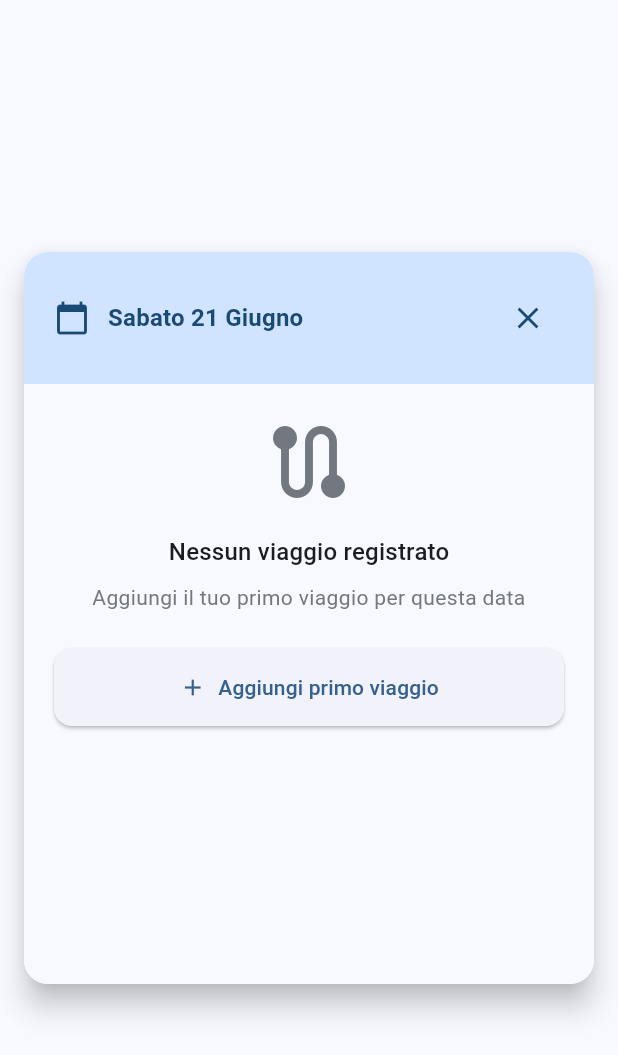
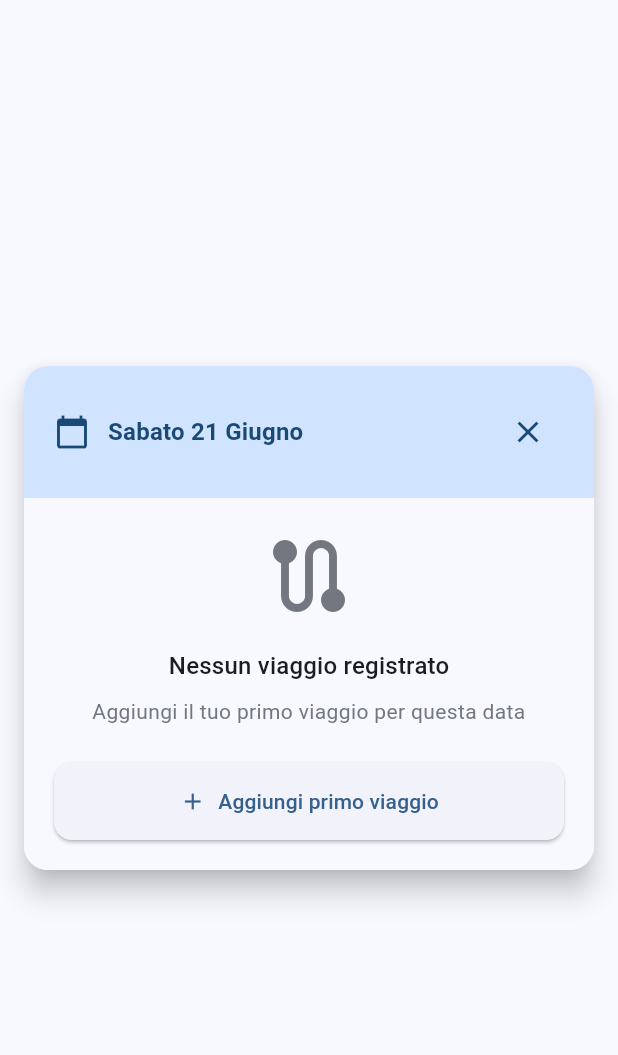
Before and after one commit to PaoloStillittano/KMCounter, a Flutter app: the KmDetailCard widget shown alone on an empty page, opened directly with empty values, on a phone screen of 412 x 824 dp. Shown: the top 1055 px of the screen. Run offline on Flutter 3.47's test engine with Material 3 defaults, Android fonts, the phone set to English and light mode, and no system bars; our stand-ins replace hive, hive_flutter, permission_handler, share_plus; missing offline and left inert: excel; accounts and stored records are empty.

Commit message:
Fix: card and excel sheet

```diff
--- a/lib/services/export_service.dart
+++ b/lib/services/export_service.dart
@@ -22,7 +22,8 @@ class ExportService {
         context: context,
         barrierDismissible: false,
         builder: (context) => AlertDialog(
-          shape: RoundedRectangleBorder(borderRadius: BorderRadius.circular(16)),
+          shape:
+              RoundedRectangleBorder(borderRadius: BorderRadius.circular(16)),
           content: const Column(
             mainAxisSize: MainAxisSize.min,
             children: [
@@ -34,13 +35,15 @@ class ExportService {
         ),
       );
 
-      final monthlyEntries = entries.where((entry) =>
-        entry.date.year == year && entry.date.month == month
-      ).toList();
+      final monthlyEntries = entries
+          .where(
+              (entry) => entry.date.year == year && entry.date.month == month)
+          .toList();
 
       if (monthlyEntries.isEmpty) {
         Navigator.pop(context);
-        _showMessage(context, 'Nessun dato trovato per questo mese', isError: true);
+        _showMessage(context, 'Nessun dato trovato per questo mese',
+            isError: true);
         return;
       }
 
@@ -54,21 +57,22 @@ class ExportService {
       Navigator.pop(context);
 
       await _showExportSuccessDialog(context, file, monthlyEntries.length);
-
     } catch (e) {
       Navigator.pop(context);
-      _showMessage(context, 'Errore durante l\'esportazione: $e', isError: true);
+      _showMessage(context, 'Errore durante l\'esportazione: $e',
+          isError: true);
     }
   }
 
-  static Future<Excel> _generateExcelFile(List<KmEntry> entries, int year, int month) async {
+  static Future<Excel> _generateExcelFile(
+      List<KmEntry> entries, int year, int month) async {
     final excel = Excel.createExcel();
-
-    excel.delete('Sheet1');
 
     final dashboardSheet = excel['Dashboard'];
     final dataSheet = excel['Dati Viaggi'];
     final statsSheet = excel['Statistiche'];
+
+    excel.delete('Sheet1');
 
     await createDashboardSheet(dashboardSheet, entries, year, month);
     await createDataSheet(dataSheet, entries, year, month);
@@ -157,7 +161,8 @@ class ExportService {
                   children: [
                     Row(
                       children: [
-                        const Icon(Icons.description, color: Colors.green, size: 20),
+                        const Icon(Icons.description,
+                            color: Colors.green, size: 20),
                         const SizedBox(width: 8),
                         Expanded(
                           child: Text(
@@ -173,7 +178,8 @@ class ExportService {
                     const SizedBox(height: 12),
                     Row(
                       children: [
-                        const Icon(Icons.analytics, color: Colors.orange, size: 18),
+                        const Icon(Icons.analytics,
+                            color: Colors.orange, size: 18),
                         const SizedBox(width: 8),
                         Text('$entriesCount viaggi esportati'),
                       ],
@@ -182,10 +188,12 @@ class ExportService {
                     FutureBuilder<int>(
                       future: file.length(),
                       builder: (context, snapshot) {
-                        if (snapshot.connectionState == ConnectionState.waiting) {
+                        if (snapshot.connectionState ==
+                            ConnectionState.waiting) {
                           return const Row(
                             children: [
-                              Icon(Icons.hourglass_empty, color: Colors.grey, size: 18),
+                              Icon(Icons.hourglass_empty,
+                                  color: Colors.grey, size: 18),
                               SizedBox(width: 8),
                               Text('Calcolando dimensioni...'),
                             ],
@@ -193,16 +201,19 @@ class ExportService {
                         } else if (snapshot.hasError) {
                           return const Row(
                             children: [
-                              Icon(Icons.error_outline, color: Colors.red, size: 18),
+                              Icon(Icons.error_outline,
+                                  color: Colors.red, size: 18),
                               SizedBox(width: 8),
                               Text('Errore nel calcolo dimensione'),
                             ],
                           );
                         } else {
-                          final sizeKB = (snapshot.data! / 1024).toStringAsFixed(1);
+                          final sizeKB =
+                              (snapshot.data! / 1024).toStringAsFixed(1);
                           return Row(
                             children: [
-                              const Icon(Icons.storage, color: Colors.green, size: 18),
+                              const Icon(Icons.storage,
+                                  color: Colors.green, size: 18),
                               const SizedBox(width: 8),
                               Text('$sizeKB KB'),
                             ],
@@ -282,7 +293,8 @@ class ExportService {
 
       final result = await Share.shareXFiles(
         [XFile(file.path)],
-        text: 'Dati chilometrici esportati da Daily Counter\n\n📊 File Excel con 3 fogli di lavoro\n📅 ${DateUtils.getMonthName(DateTime.now().month)} ${DateTime.now().year}',
+        text:
+            'Dati chilometrici esportati da Daily Counter\n\n📊 File Excel con 3 fogli di lavoro\n📅 ${DateUtils.getMonthName(DateTime.now().month)} ${DateTime.now().year}',
         subject: 'Export Chilometri - ${file.path.split('/').last}',
         sharePositionOrigin: const Rect.fromLTWH(0, 0, 100, 100),
       );
@@ -294,7 +306,9 @@ class ExportService {
       }
     } catch (e) {
       debugPrint('Errore nella condivisione: $e');
-      _showMessage(context, 'Errore nella condivisione. Percorso copiato negli appunti.', isError: true);
+      _showMessage(
+          context, 'Errore nella condivisione. Percorso copiato negli appunti.',
+          isError: true);
       await _copyPathToClipboard(file);
     }
   }
@@ -308,7 +322,8 @@ class ExportService {
     }
   }
 
-  static void _showMessage(BuildContext context, String message, {bool isError = false}) {
+  static void _showMessage(BuildContext context, String message,
+      {bool isError = false}) {
     ScaffoldMessenger.of(context).showSnackBar(
       SnackBar(
         content: Row(
@@ -327,9 +342,7 @@ class ExportService {
             ),
           ],
         ),
-        backgroundColor: isError
-            ? Colors.red[600]
-            : Colors.green[600],
+        backgroundColor: isError ? Colors.red[600] : Colors.green[600],
         behavior: SnackBarBehavior.floating,
         shape: RoundedRectangleBorder(
           borderRadius: BorderRadius.circular(12),
--- a/lib/widgets/km_detail_card.dart
+++ b/lib/widgets/km_detail_card.dart
@@ -75,6 +75,15 @@ class _KmDetailCardState extends State<KmDetailCard>
   @override
   Widget build(BuildContext context) {
     final theme = Theme.of(context);
+    final mediaQuery = MediaQuery.of(context);
+    final keyboardHeight = mediaQuery.viewInsets.bottom;
+
+    // Calcola l'altezza disponibile considerando la tastiera
+    final availableHeight = mediaQuery.size.height -
+        mediaQuery.padding.top -
+        mediaQuery.padding.bottom -
+        keyboardHeight -
+        32; // margin totale (16 * 2)
 
     return AnimatedBuilder(
       animation: _slideAnimation,
@@ -86,7 +95,10 @@ class _KmDetailCardState extends State<KmDetailCard>
             child: Center(
               child: Container(
                 margin: const EdgeInsets.all(16),
-                constraints: const BoxConstraints(maxWidth: 400),
+                constraints: BoxConstraints(
+                  maxWidth: 400,
+                  maxHeight: availableHeight,
+                ),
                 child: Material(
                   elevation: 8,
                   borderRadius: BorderRadius.circular(16),
@@ -106,9 +118,13 @@ class _KmDetailCardState extends State<KmDetailCard>
                       mainAxisSize: MainAxisSize.min,
                       children: [
                         _HeaderSection(logic: _logic, entries: _entries),
-                        _ContentSection(
+                        // Usa Flexible invece di un Container con altezza fissa
+                        Flexible(
+                          child: _ContentSection(
                             logic: _logic,
-                          entries: _entries
+                            entries: _entries,
+                            availableHeight: availableHeight - 100, // Sottrai l'altezza dell'header
+                          ),
                         ),
                       ],
                     ),
@@ -197,24 +213,32 @@ class _HeaderSection extends StatelessWidget {
   }
 }
 
-// Content section component
+// Content section component - Aggiornato per essere più responsive
 class _ContentSection extends StatelessWidget {
   final KmDetailLogic logic;
   final List<KmEntry> entries;
+  final double availableHeight;
 
   const _ContentSection({
     required this.logic,
     required this.entries,
+    required this.availableHeight,
   });
 
   @override
   Widget build(BuildContext context) {
     return Container(
       padding: const EdgeInsets.all(20),
-      constraints: const BoxConstraints(maxHeight: 400),
+      constraints: BoxConstraints(
+        maxHeight: availableHeight.clamp(200.0, double.infinity),
+      ),
       child: entries.isEmpty
           ? _EmptyState(logic: logic)
-          : _EntriesList(logic: logic, entries: entries),
+          : _EntriesList(
+              logic: logic,
+              entries: entries,
+              maxHeight: availableHeight - 40, // Sottrai il padding
+            ),
     );
   }
 }
@@ -231,7 +255,9 @@ class _EmptyState extends StatelessWidget {
   Widget build(BuildContext context) {
     final theme = Theme.of(context);
 
-    return Column(
+    return SingleChildScrollView(
+      child: Column(
+        mainAxisSize: MainAxisSize.min,
         children: [
           Icon(
             Icons.route,
@@ -256,24 +282,30 @@ class _EmptyState extends StatelessWidget {
           const SizedBox(height: 24),
           _AddButton(logic: logic, isEmpty: true),
         ],
+      ),
     );
   }
 }
 
-// Entries list component
+// Entries list component - Migliorato per la gestione dello spazio
 class _EntriesList extends StatelessWidget {
   final KmDetailLogic logic;
   final List<KmEntry> entries;
+  final double maxHeight;
 
   const _EntriesList({
     required this.logic,
     required this.entries,
+    required this.maxHeight,
   });
 
   @override
   Widget build(BuildContext context) {
-    return SingleChildScrollView(
+    return ConstrainedBox(
+      constraints: BoxConstraints(maxHeight: maxHeight),
+      child: SingleChildScrollView(
         child: Column(
+          mainAxisSize: MainAxisSize.min,
           children: [
             ...List.generate(entries.length, (index) {
               final entry = entries[index];
@@ -289,6 +321,7 @@ class _EntriesList extends StatelessWidget {
             const SizedBox(height: 16),
             _AddButton(logic: logic, isEmpty: false),
           ],
+        ),
       ),
     );
   }
```
Lines whose indentation alone changed are shown as unchanged.
